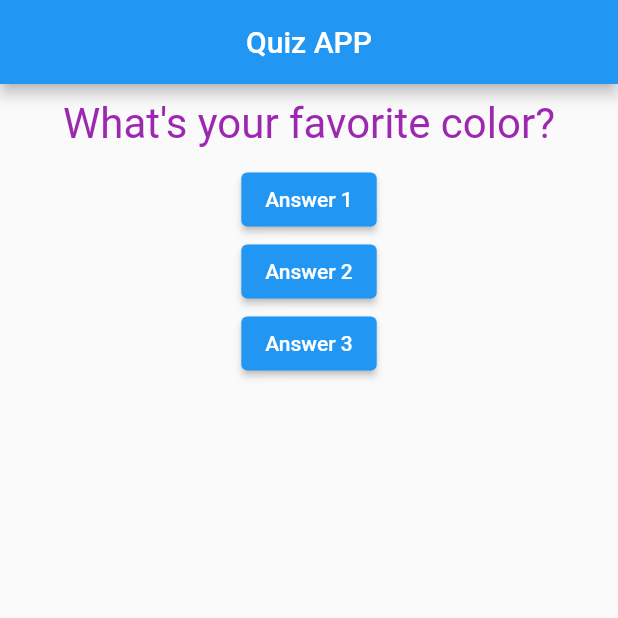
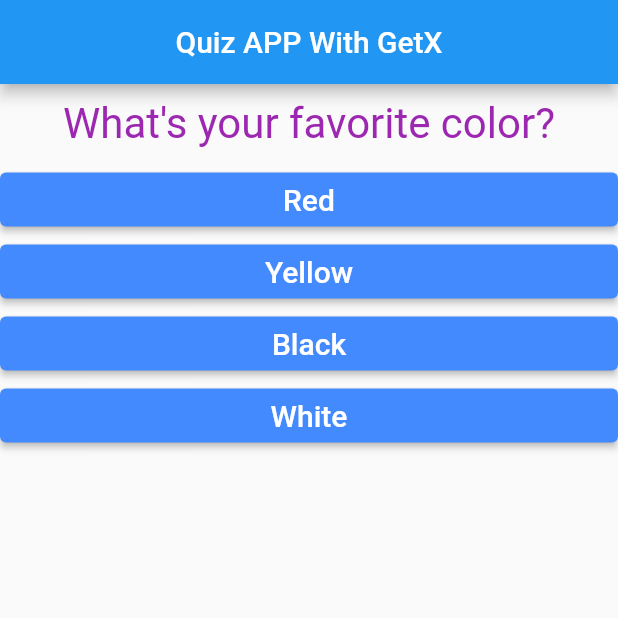
Before and after one commit to sks1992/udemy_flutter_Quiz_App_with_Getx, a Flutter app: the screen it shows after launch, on a phone screen of 412 x 824 dp, the top half of it. Run offline on Flutter 3.47's test engine with Material 2 defaults, Android fonts, the phone set to English and light mode, and no system bars; our stand-ins replace get.

Commit message:
quiz app complete code

```diff
--- a/lib/constants/constants.dart
+++ b/lib/constants/constants.dart
@@ -1,5 +1,7 @@
 import 'package:flutter/material.dart';
 
-const kTextStyle =TextStyle(
-  fontSize: 28,color: Colors.purple
-);
+const kTextStyle = TextStyle(fontSize: 28, color: Colors.purple);
+
+const kTextAnswerStyle = TextStyle(fontSize: 20, color: Colors.white);
+
+const kTextResultStyle = TextStyle(fontSize: 36, fontWeight: FontWeight.bold);
--- /dev/null
+++ b/lib/controller/myapp_controller.dart
@@ -0,0 +1,83 @@
+import 'package:get/get.dart';
+
+//business logic,method and variable that need to be observable we place
+//in controller class and use .obs to make observable
+class MyAppController extends GetxController {
+
+  var questionIndex = 0.obs;
+  var totalScore = 0;
+
+
+  void resetQuiz() {
+    questionIndex.value = 0;
+    totalScore = 0;
+  }
+
+  void answerQuestion(int score) {
+    totalScore = totalScore + score;
+
+    questionIndex = questionIndex + 1;
+
+    print(questionIndex);
+
+    if (questionIndex < questions.length) {
+      print("we have mre questions");
+    } else {
+      print("no more questions");
+    }
+  }
+
+  var questions = [
+    //we create a map  using {} and store key value pair in it
+    {
+      //key           //value
+      'questionText': 'What\'s your favorite color? ',
+      'answers': [
+        {'text':'Red','score':10},
+        {'text':'Yellow','score':5},
+        {'text':'Black','score':3},
+        {'text':'White','score':1},
+      ],
+    },
+    {
+      //key           //value
+      'questionText': 'What\'s your favorite animal? ',
+      'answers': [
+        {'text':'Rabbit','score':6},
+        {'text':'Lion','score':6},
+        {'text':'Panda','score':3},
+        {'text':'Peacock','score':2},
+      ],
+    },
+    {
+      //key           //value
+      'questionText': 'What\'s your favorite flower? ',
+      'answers': [
+        {'text':'Rose','score':2},
+        {'text':'Lotus','score':4},
+        {'text':'Sunflower','score':3},
+        {'text':'Cheery','score':5},
+      ],
+    },
+    {
+      //key           //value
+      'questionText': 'What\'s your favorite game? ',
+      'answers': [
+        {'text':'Cricket','score':2},
+        {'text':'Football','score':6},
+        {'text':'Chess','score':4},
+        {'text':'Ludo','score':5},
+      ],
+    },
+    {
+      //key           //value
+      'questionText': 'What\'s your favorite show? ',
+      'answers': [
+        {'text':'Games of Throne','score':8},
+        {'text':'Naruto','score':5},
+        {'text':'Bleach','score':4},
+        {'text':'One-Piece','score':3},
+      ],
+    },
+  ].obs;
+}
--- a/lib/main.dart
+++ b/lib/main.dart
@@ -1,6 +1,8 @@
-/*//with GetX
+//with GetX
 import 'package:flutter/material.dart';
-import 'package:flutter_udemy_project_1/myapp_controller.dart';
+import 'package:flutter_udemy_project_1/controller/myapp_controller.dart';
+import 'package:flutter_udemy_project_1/wedgits_reusable/quiz.dart';
+import 'package:flutter_udemy_project_1/wedgits_reusable/result.dart';
 import 'package:get/get.dart';
 
 void main() => runApp(MyApp());
@@ -8,43 +10,35 @@ void main() => runApp(MyApp());
 class MyApp extends StatelessWidget {
   // Instantiate your class using Get.put() to make it available for all
   // "child" routes there.
- final MyAppController c =Get.put(MyAppController());
+  final MyAppController c = Get.put(MyAppController());
 
   @override
   Widget build(BuildContext context) {
-    return MaterialApp(
+    return GetMaterialApp(
       home: Scaffold(
         appBar: AppBar(
-          title: Text("Quiz APP"),
+          title: Text("Quiz APP With GetX"),
           centerTitle: true,
         ),
-        body: Column(
-          children: [
-            // Use Obx(()=> to update Text() whenever count is changed.
-            Obx(() => Text(c.questions[c.questionIndex.toInt()])),
-            ElevatedButton(
-              onPressed: c.answerQuestion,
-              child: Text("Answer 1"),
-            ),
-            ElevatedButton(
-              onPressed: () => print("Answer 2 chosen"),
-              child: Text("Answer 2"),
-            ),
-            ElevatedButton(
-              onPressed: () {
-                print("Answer 3 chosen");
-              },
-              child: Text("Answer 3"),
-            )
-          ],
+        body: Obx(
+          () => (c.questionIndex < c.questions.length)
+              ? Quiz(
+                  questionIndex: c.questionIndex.toInt(),
+                  answerQuestion: c.answerQuestion,
+                  questions: c.questions,
+                )
+              : Result(c.totalScore.toInt(), c.resetQuiz),
         ),
       ),
     );
   }
-}*/
+}
+
+/*
 
 import 'package:flutter/material.dart';
-import 'package:flutter_udemy_project_1/wedgits_reusable/question.dart';
+import 'package:flutter_udemy_project_1/wedgits_reusable/quiz.dart';
+import 'package:flutter_udemy_project_1/wedgits_reusable/result.dart';
 
 void main() => runApp(MyApp());
 
@@ -55,20 +49,83 @@ class MyApp extends StatefulWidget {
 
 class _MyAppState extends State<MyApp> {
   var questionIndex = 0;
+  var totalScore = 0;
 
-  void answerQuestion() {
+  void resetQuiz(){
+    setState(() {
+      questionIndex=0;
+      totalScore =0;
+    });
+
+  }
+
+  void answerQuestion(int score) {
+    totalScore = totalScore + score;
     setState(() {
       questionIndex = questionIndex + 1;
     });
+
     print(questionIndex);
+
+    if (questionIndex < questions.length) {
+      print("we have mre questions");
+    } else {
+      print("no more questions");
+    }
   }
 
   var questions = [
-    'What\'s your favorite color? ',
-    'What\'s your favorite animal? ',
-    'What\'s your favorite flower? ',
-    'What\'s your favorite game? ',
-    'What\'s your favorite show? ',
+    //we create a map  using {} and store key value pair in it
+    {
+      //key           //value
+      'questionText': 'What\'s your favorite color? ',
+      'answers': [
+        {'text': 'Red', 'score': 10},
+        {'text': 'Yellow', 'score': 5},
+        {'text': 'Black', 'score': 3},
+        {'text': 'White', 'score': 1},
+      ],
+    },
+    {
+      //key           //value
+      'questionText': 'What\'s your favorite animal? ',
+      'answers': [
+        {'text': 'Rabbit', 'score': 8},
+        {'text': 'Lion', 'score': 6},
+        {'text': 'Panda', 'score': 3},
+        {'text': 'Peacock', 'score': 2},
+      ],
+    },
+    {
+      //key           //value
+      'questionText': 'What\'s your favorite flower? ',
+      'answers': [
+        {'text': 'Rose', 'score': 2},
+        {'text': 'Lotus', 'score': 4},
+        {'text': 'Sunflower', 'score': 3},
+        {'text': 'Cheery', 'score': 5},
+      ],
+    },
+    {
+      //key           //value
+      'questionText': 'What\'s your favorite game? ',
+      'answers': [
+        {'text': 'Cricket', 'score': 2},
+        {'text': 'Football', 'score': 6},
+        {'text': 'Chess', 'score': 4},
+        {'text': 'Ludo', 'score': 5},
+      ],
+    },
+    {
+      //key           //value
+      'questionText': 'What\'s your favorite show? ',
+      'answers': [
+        {'text': 'Games of Throne', 'score': 8},
+        {'text': 'Naruto', 'score': 5},
+        {'text': 'Bleach', 'score': 4},
+        {'text': 'One-Piece', 'score': 3},
+      ],
+    },
   ];
 
   @override
@@ -79,26 +136,15 @@ class _MyAppState extends State<MyApp> {
           title: Text("Quiz APP"),
           centerTitle: true,
         ),
-        body: Column(
-          children: [
-            Question(questions[questionIndex]),
-            ElevatedButton(
-              onPressed: answerQuestion,
-              child: Text("Answer 1"),
-            ),
-            ElevatedButton(
-              onPressed: () => print("Answer 2 chosen"),
-              child: Text("Answer 2"),
-            ),
-            ElevatedButton(
-              onPressed: () {
-                print("Answer 3 chosen");
-              },
-              child: Text("Answer 3"),
-            )
-          ],
-        ),
+        body: questionIndex < questions.length
+            ? Quiz(
+                questions: questions,
+                answerQuestion: answerQuestion,
+                questionIndex: questionIndex,
+              )
+            : Result(totalScore,resetQuiz),
       ),
     );
   }
 }
+*/
--- /dev/null
+++ b/lib/wedgits_reusable/answer.dart
@@ -0,0 +1,24 @@
+import 'package:flutter/material.dart';
+import 'package:flutter_udemy_project_1/constants/constants.dart';
+
+class Answer extends StatelessWidget {
+
+  final Function selectAnswer;
+  final String answerText;
+
+  Answer({this.selectAnswer,this.answerText});
+
+  @override
+  Widget build(BuildContext context) {
+    return Container(
+      width: double.infinity,
+      child: ElevatedButton(
+        onPressed: selectAnswer,
+        style: ButtonStyle(
+          backgroundColor: MaterialStateProperty.all(Colors.blueAccent),
+        ),
+        child: Text(answerText,style: kTextAnswerStyle,),
+      ),
+    );
+  }
+}
--- /dev/null
+++ b/lib/wedgits_reusable/quiz.dart
@@ -0,0 +1,84 @@
+
+//for GetX
+import 'package:flutter/material.dart';
+import 'package:flutter_udemy_project_1/controller/myapp_controller.dart';
+import 'package:flutter_udemy_project_1/wedgits_reusable/question.dart';
+import 'package:get/get.dart';
+
+import 'answer.dart';
+
+class Quiz extends StatelessWidget {
+
+  final List<Map<String, Object>> questions;
+  final Function answerQuestion;
+  final int questionIndex;
+
+  Quiz(
+      {@required this.questions,
+        @required this.answerQuestion,
+        @required this.questionIndex});
+
+  final MyAppController c = Get.put(MyAppController());
+
+  @override
+  Widget build(BuildContext context) {
+    return Column(
+      children: [
+        // Use Obx(()=> to update Text() whenever count is changed.
+        Obx(
+              () => Question(c.questions[c.questionIndex.toInt()]['questionText']),
+        ),
+        // ... this is Spread operator =:> what  these three dotes do here
+        // is they take a list and pull all the value in the list out of it
+        // and add the to the surrounding list as individual values. So we
+        //don't add a list to a list but the values of a list, having only
+        // one list without a nested list.
+        ...(c.questions[c.questionIndex.toInt()]['answers'] as List<Map<String, Object>>).map((answers){
+          return Answer(selectAnswer:() => c.answerQuestion(answers['score']),answerText: answers['text'],);
+        }).toList()
+      ],
+    ) ;
+  }
+}
+/*
+
+//Flutter dev
+import 'package:flutter/material.dart';
+import 'package:flutter_udemy_project_1/wedgits_reusable/question.dart';
+
+import 'answer.dart';
+
+class Quiz extends StatelessWidget {
+  final List<Map<String, Object>> questions;
+  final Function answerQuestion;
+  final int questionIndex;
+
+  Quiz(
+      {@required this.questions,
+      @required this.answerQuestion,
+      @required this.questionIndex});
+
+  @override
+  Widget build(BuildContext context) {
+    return Container(
+      child: Column(
+        children: [
+          Question(questions[questionIndex]['questionText']),
+          // ... this is Spread operator =:> what  these three dotes do here
+          // is they take a list and pull all the value in the list out of it
+          // and add the to the surrounding list as individual values. So we
+          //don't add a list to a list but the values of a list, having only
+          // one list without a nested list.
+          ...(questions[questionIndex]['answers'] as List<Map<String, Object>>)
+              .map((answers) {
+            return Answer(
+              selectAnswer: () => answerQuestion(answers['score']),
+              answerText: answers['text'],
+            );
+          }).toList()
+        ],
+      ),
+    );
+  }
+}
+*/
```
Also changed, not shown: lib/myapp_controller.dart (deleted, +0 -23 lines), lib/wedgits_reusable/result.dart (added, +93 -0 lines).
